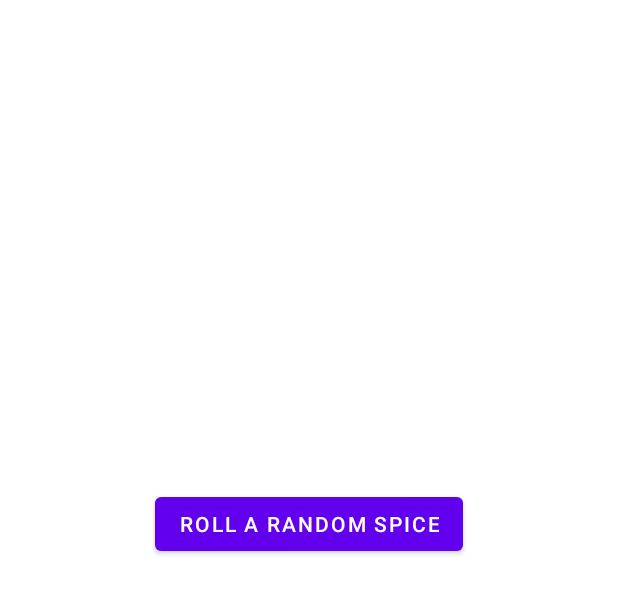
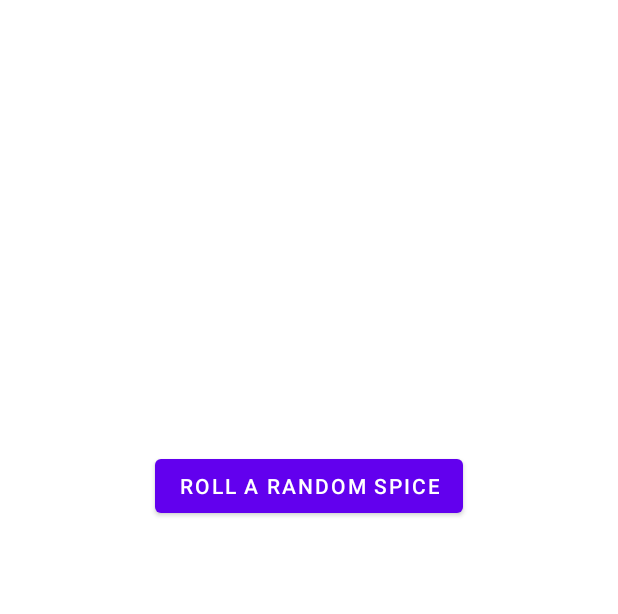
Before and after one commit to Patchcoat/random_treasure, an Android app: the screen it shows after launch (MainActivity), on a phone screen of 412 x 824 dp, the part 189-803 px from its top. Run offline under Robolectric (Android 15) with nearby library versions, the phone set to English and light mode, and no system bars.

Commit message:
Button no longer moves when the height of the Treasure text view changes.

```diff
--- a/app/src/main/res/layout/fragment_first.xml
+++ b/app/src/main/res/layout/fragment_first.xml
@@ -23,7 +23,7 @@
         app:layout_constraintBottom_toBottomOf="parent"
         app:layout_constraintEnd_toEndOf="parent"
         app:layout_constraintStart_toStartOf="parent"
-        app:layout_constraintTop_toBottomOf="@+id/treasure" />
+        app:layout_constraintTop_toBottomOf="@+id/textview_first" />
 
     <TextView
         android:id="@+id/treasure"
```
